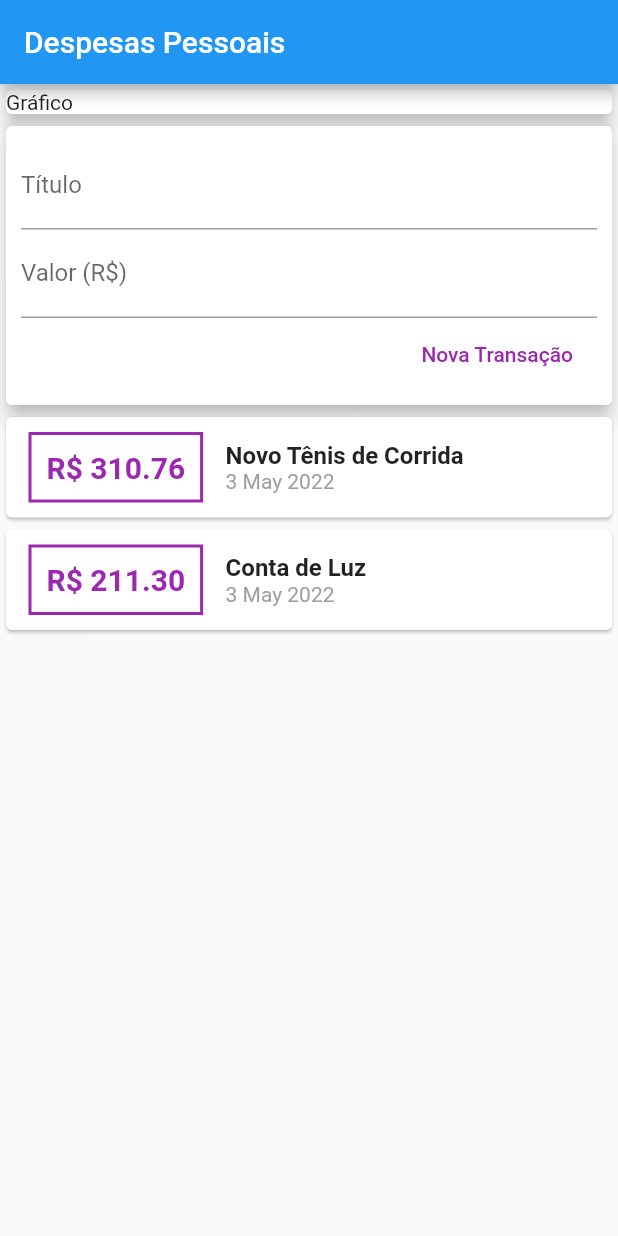
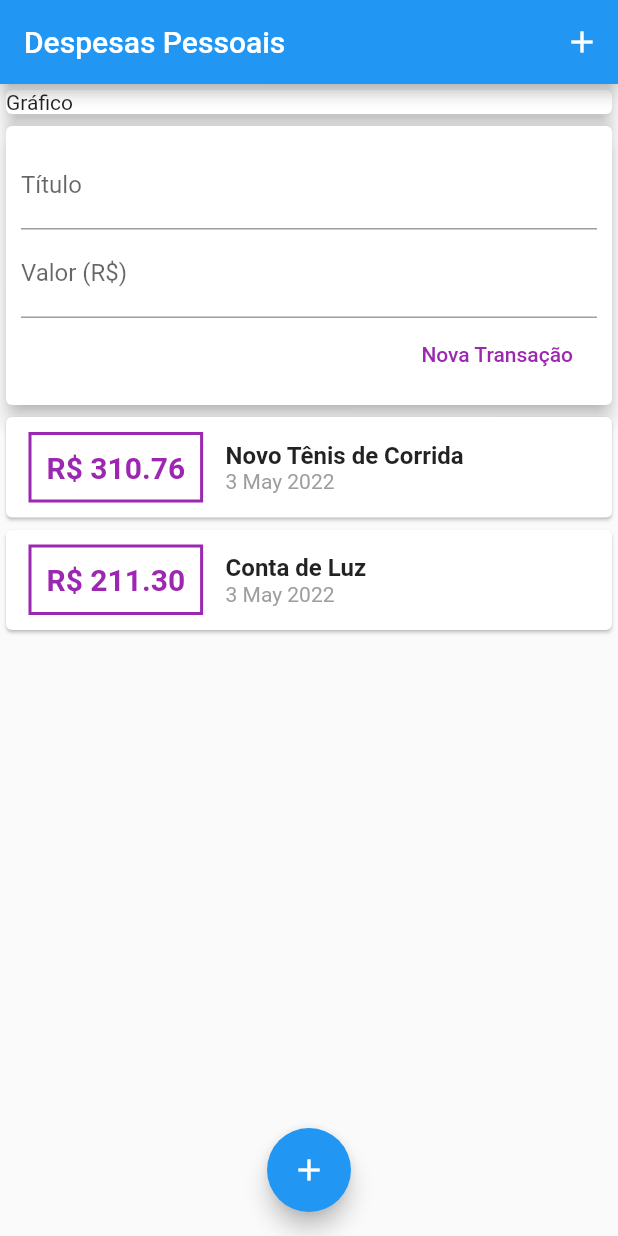
Before and after one commit to wladyband/sistemas_de_despesas, a Flutter app: the screen it shows after launch, on a phone screen of 412 x 824 dp. Run offline on Flutter 3.47's test engine with Material 2 defaults, Android fonts, the phone set to English and light mode, and no system bars.

Commit message:
botão para salvar registros aula 109

```diff
--- a/lib/main.dart
+++ b/lib/main.dart
@@ -18,12 +18,18 @@ class MyHomePage extends StatelessWidget {
   @override
   Widget build(BuildContext context) {
 
-
     return Scaffold(
       appBar: AppBar(
         title: const Text('Despesas Pessoais'),
+        actions: [
+          IconButton(
+              onPressed: (){},
+              icon: Icon(Icons.add),
+          )
+        ],
       ),
-      body: Column(
+      body: SingleChildScrollView(
+        child: Column(
           crossAxisAlignment:CrossAxisAlignment.stretch ,
           children: [
             Container(
@@ -35,7 +41,13 @@ class MyHomePage extends StatelessWidget {
             ),
             TransactionUser(),
           ],
-      )
+        ),
+      ),
+      floatingActionButton: FloatingActionButton(
+        child: Icon(Icons.add),
+        onPressed: (){},
+      ),
+      floatingActionButtonLocation: FloatingActionButtonLocation.centerFloat,
     );
   }
 }
```
Lines whose indentation alone changed are shown as unchanged.
